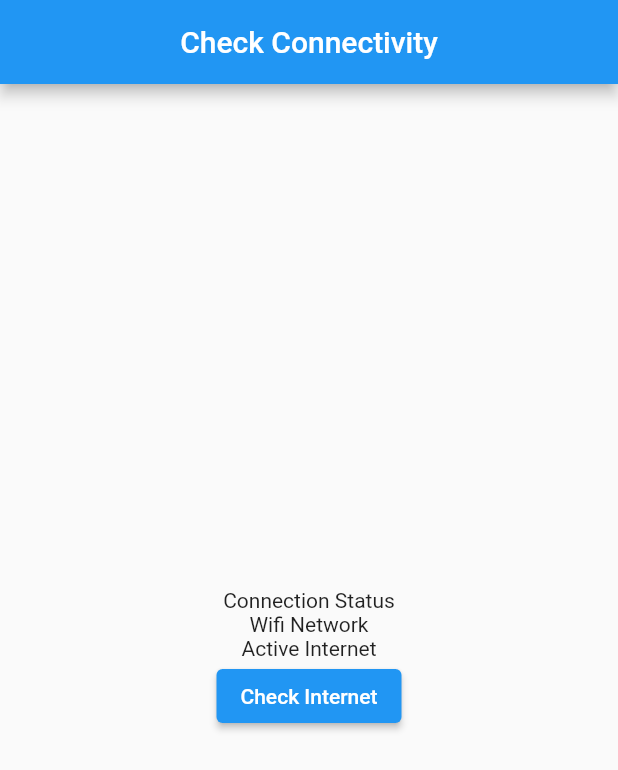
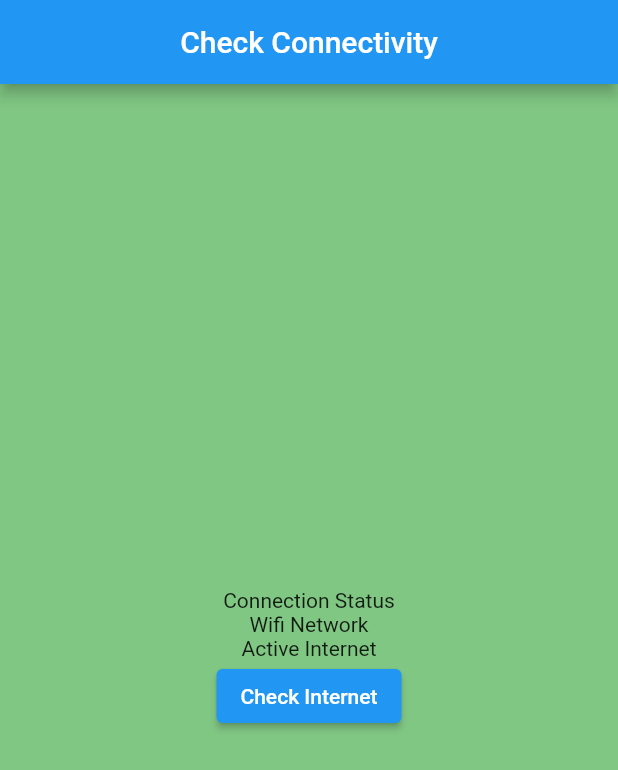
Before and after one commit to rsyd29/latihan_internet_connectivity, a Flutter app: the screen it shows after launch, on a phone screen of 412 x 824 dp. Shown: the top 770 px of the screen. Run offline on Flutter 3.47's test engine with Material 2 defaults, Android fonts, the light colour scheme and no system bars; drawn by our look-alikes of overlay_support; our stand-ins replace connectivity_plus, get, internet_connection_checker.

Commit message:
Memindahkan obx di atas scaffold dan tambahkan background color untuk apakah mempunyai koneksi atau tidak akan berganti warna

```diff
--- a/lib/app/modules/home/views/home_view.dart
+++ b/lib/app/modules/home/views/home_view.dart
@@ -9,14 +9,16 @@ import '../controllers/home_controller.dart';
 class HomeView extends GetView<HomeController> {
   @override
   Widget build(BuildContext context) {
+    return Obx(() {
       return Scaffold(
+        backgroundColor:
+            (controller.hasInternet) ? Colors.green[300] : Colors.red[300],
         appBar: AppBar(
           title: Text('Check Connectivity'),
           centerTitle: true,
         ),
         body: Center(
-        child: Obx(() {
-          return Column(
+          child: Column(
             mainAxisAlignment: MainAxisAlignment.center,
             children: [
               Text('Connection Status'),
@@ -76,9 +78,9 @@ class HomeView extends GetView<HomeController> {
                 },
               ),
             ],
-          );
-        }),
+          ),
         ),
       );
+    });
   }
 }
```
Lines whose indentation alone changed are shown as unchanged.
